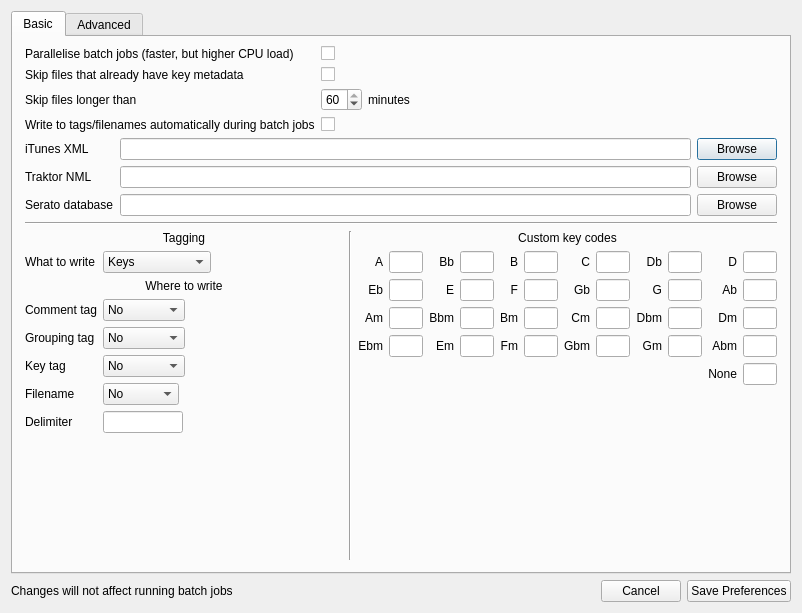
Before: the Qt Designer form prefsdialog.ui in ibsh/is_KeyFinder, drawn with Qt 5.
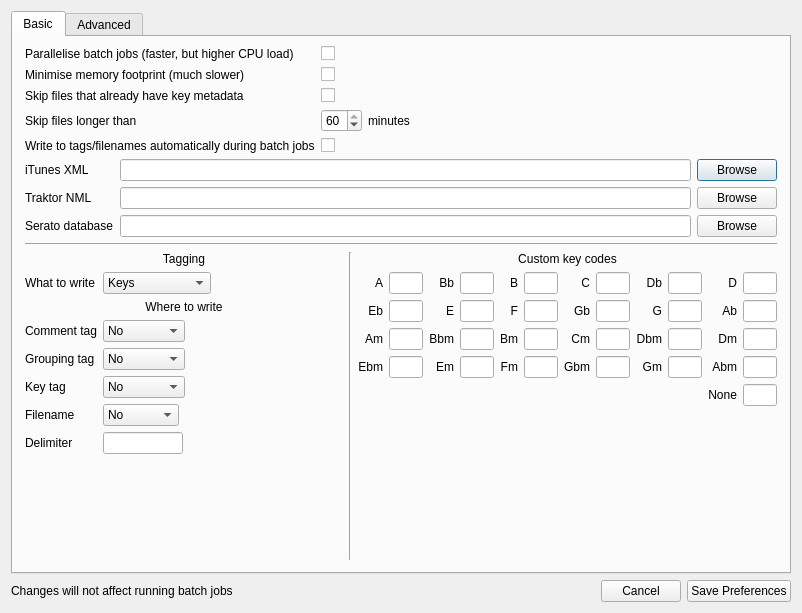
After: the same form once the commit is applied.

Commit message: Optional progressive (low memory) decoder

```diff
--- a/prefsdialog.ui
+++ b/prefsdialog.ui
@@ -58,35 +58,35 @@
            </property>
           </widget>
          </item>
-         <item row="1" column="0">
+         <item row="2" column="0">
           <widget class="QLabel" name="lbl_skipFilesWithExistingTags">
            <property name="text">
             <string>Skip files that already have key metadata</string>
            </property>
           </widget>
          </item>
-         <item row="1" column="1">
+         <item row="2" column="1">
           <widget class="QCheckBox" name="skipFilesWithExistingTags">
            <property name="text">
             <string/>
            </property>
           </widget>
          </item>
-         <item row="4" column="0">
+         <item row="5" column="0">
           <widget class="QLabel" name="lbl_writeToFilesAutomatically">
            <property name="text">
             <string>Write to tags/filenames automatically during batch jobs</string>
            </property>
           </widget>
          </item>
-         <item row="4" column="1">
+         <item row="5" column="1">
           <widget class="QCheckBox" name="writeToFilesAutomatically">
            <property name="text">
             <string/>
            </property>
           </widget>
          </item>
-         <item row="3" column="1">
+         <item row="4" column="1">
           <layout class="QHBoxLayout" name="maxDurationLayout">
            <item>
             <widget class="QSpinBox" name="maxDuration">
@@ -107,13 +107,27 @@
            </item>
           </layout>
          </item>
-         <item row="3" column="0">
+         <item row="4" column="0">
           <widget class="QLabel" name="lbl_maxDuration">
            <property name="text">
             <string>Skip files longer than</string>
            </property>
           </widget>
          </item>
+         <item row="1" column="1">
+          <widget class="QCheckBox" name="minimiseMemoryFootprint">
+           <property name="text">
+            <string/>
+           </property>
+          </widget>
+         </item>
+         <item row="1" column="0">
+          <widget class="QLabel" name="lbl_minimiseMemoryFootprint">
+           <property name="text">
+            <string>Minimise memory footprint (much slower)</string>
+           </property>
+          </widget>
+         </item>
         </layout>
        </item>
        <item>
```
Left out of the diff: 4 changed lines with no effect on the pictures. The commit also changes 6 other files.
